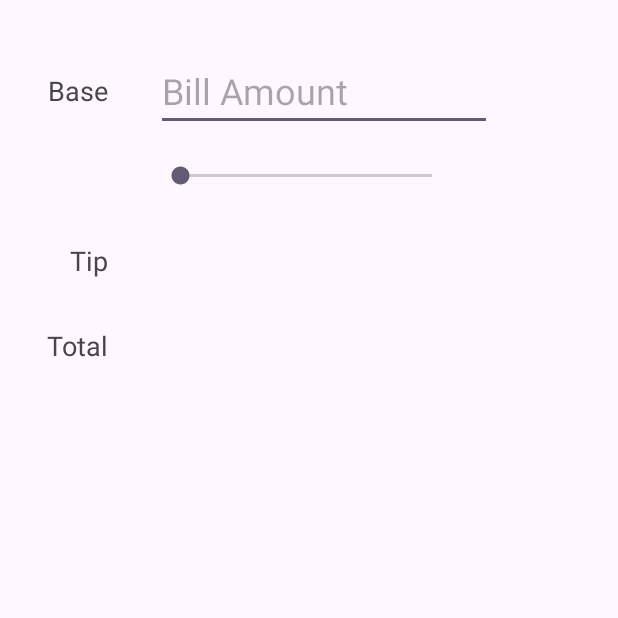
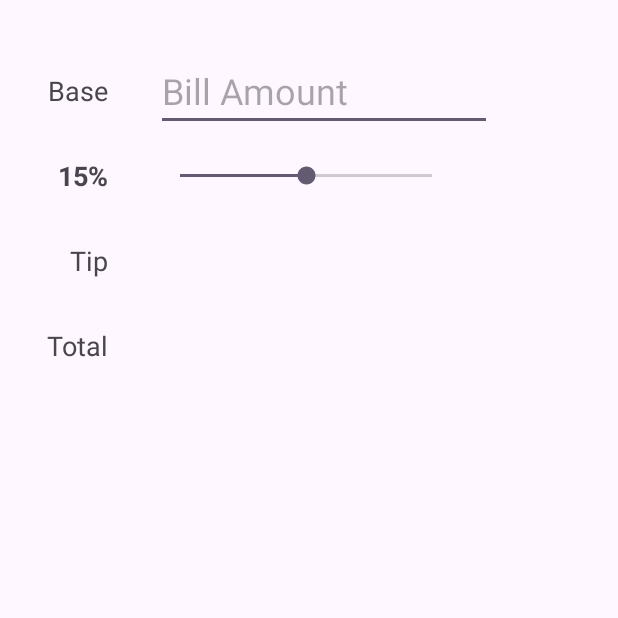
Before and after one commit to g0nnz0/FirstAndroidApp, an Android app: the screen it shows after launch (MainActivity), on a phone screen of 412 x 824 dp, the top half of it. Run offline under Robolectric (Android 15) with nearby library versions, the phone set to English and light mode, and no system bars.

Commit message:
feat(MainActivity): add code to show the percentage on the tip label when user moves the seekbar

```diff
--- a/app/src/main/java/com/example/tippy/MainActivity.kt
+++ b/app/src/main/java/com/example/tippy/MainActivity.kt
@@ -2,10 +2,41 @@ package com.example.tippy
 
 import androidx.appcompat.app.AppCompatActivity
 import android.os.Bundle
+import android.util.Log
+import android.widget.EditText
+import android.widget.SeekBar
+import android.widget.TextView
 
+private const val TAG = "MainActivity"
+private const val INITIAL_TIP_PERCENT = 15
 class MainActivity : AppCompatActivity() {
+    private lateinit var etBaseAmount: EditText
+    private lateinit var seekBarTip: SeekBar
+    private lateinit var tvTipPercentLabel: TextView
+    private lateinit var tvTipAmount: TextView
+    private lateinit var tvTotalAmount: TextView
+
     override fun onCreate(savedInstanceState: Bundle?) {
         super.onCreate(savedInstanceState)
         setContentView(R.layout.activity_main)
+        etBaseAmount = findViewById(R.id.etBaseAmount)
+        seekBarTip = findViewById(R.id.seekBarTip)
+        tvTipPercentLabel = findViewById(R.id.tvTipPercentLabel)
+        tvTipAmount = findViewById(R.id.tvTipAmount)
+        tvTotalAmount = findViewById(R.id.tvTotalAmount)
+
+        seekBarTip.progress = INITIAL_TIP_PERCENT
+        tvTipPercentLabel.text = "$INITIAL_TIP_PERCENT%"
+        seekBarTip.setOnSeekBarChangeListener(object: SeekBar.OnSeekBarChangeListener{
+            override fun onProgressChanged(seekBar: SeekBar?, progress: Int, fromUser: Boolean) {
+                Log.i(TAG, "On progress changed $progress")
+                tvTipPercentLabel.text = "$progress%"
+            }
+
+            override fun onStartTrackingTouch(seekBar: SeekBar?) {}
+
+            override fun onStopTrackingTouch(seekBar: SeekBar?) {}
+
+        })
     }
 }
```
